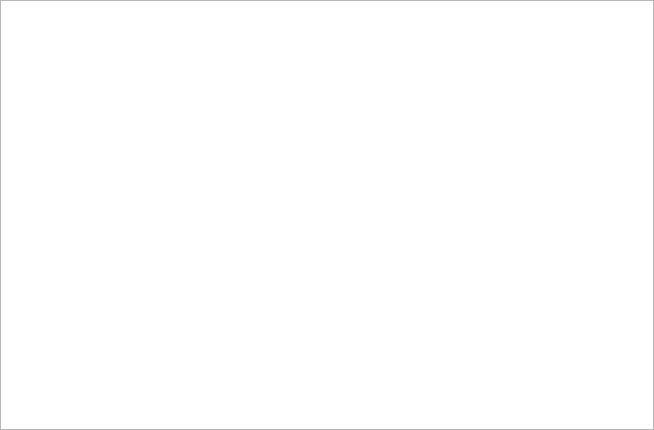
CasparCG/client, file Widgets/Rundown/RundownWidget.ui: the form before one commit.
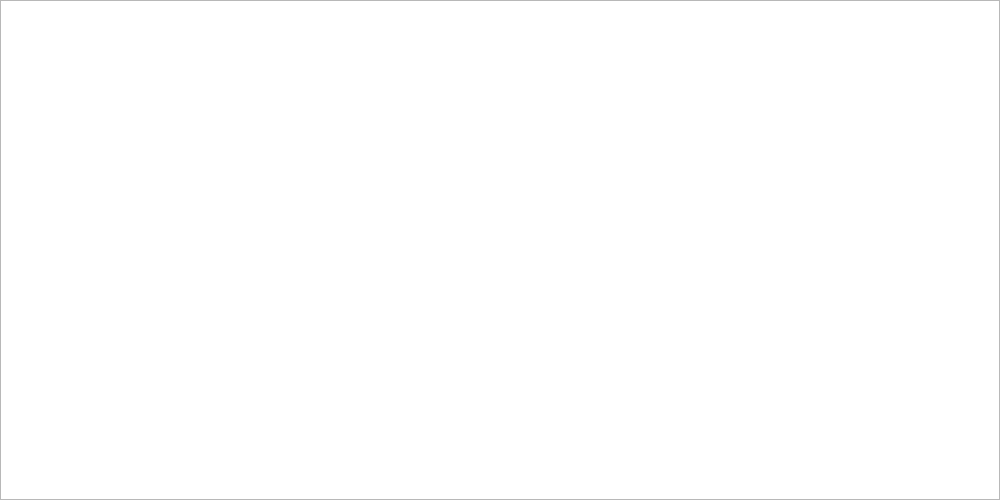
The form after the commit.

```diff
--- a/Widgets/Rundown/RundownWidget.ui
+++ b/Widgets/Rundown/RundownWidget.ui
@@ -6,8 +6,8 @@
    <rect>
     <x>0</x>
     <y>0</y>
-    <width>654</width>
-    <height>430</height>
+    <width>1000</width>
+    <height>500</height>
    </rect>
   </property>
   <property name="styleSheet">
```
